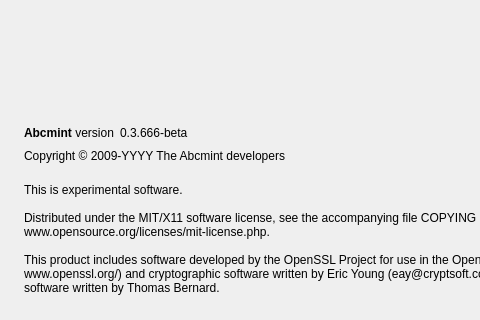
The window that src/qt/forms/aboutdialog.ui (Met-AUG/raqcoin-test) describes before a commit, drawn with Qt 5; both pictures show x 0 to 480 and y 0 to 320 of the 593 by 445 pixel window.
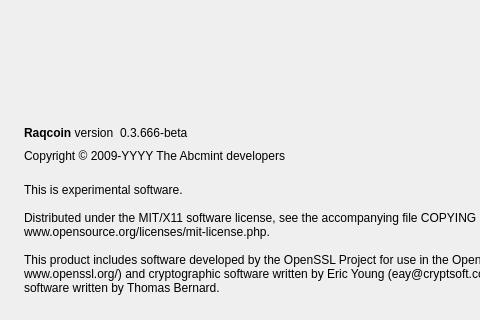
The same window after the commit. Icons and pictures are not drawn.

Commit message: fix: replace most abcmint to raqcoin except URI scheme, data dirs and Abcmint Signed Message

Diff of the .ui file:
```diff
--- a/src/qt/forms/aboutdialog.ui
+++ b/src/qt/forms/aboutdialog.ui
@@ -50,7 +50,7 @@
           <cursorShape>IBeamCursor</cursorShape>
          </property>
          <property name="text">
-          <string>&lt;b&gt;Abcmint&lt;/b&gt; version</string>
+          <string>&lt;b&gt;Raqcoin&lt;/b&gt; version</string>
          </property>
          <property name="textInteractionFlags">
           <set>Qt::LinksAccessibleByMouse|Qt::TextSelectableByKeyboard|Qt::TextSelectableByMouse</set>
```
Left out of the diff: 2 changed lines with no effect on the pictures. The commit also changes 260 other files.
